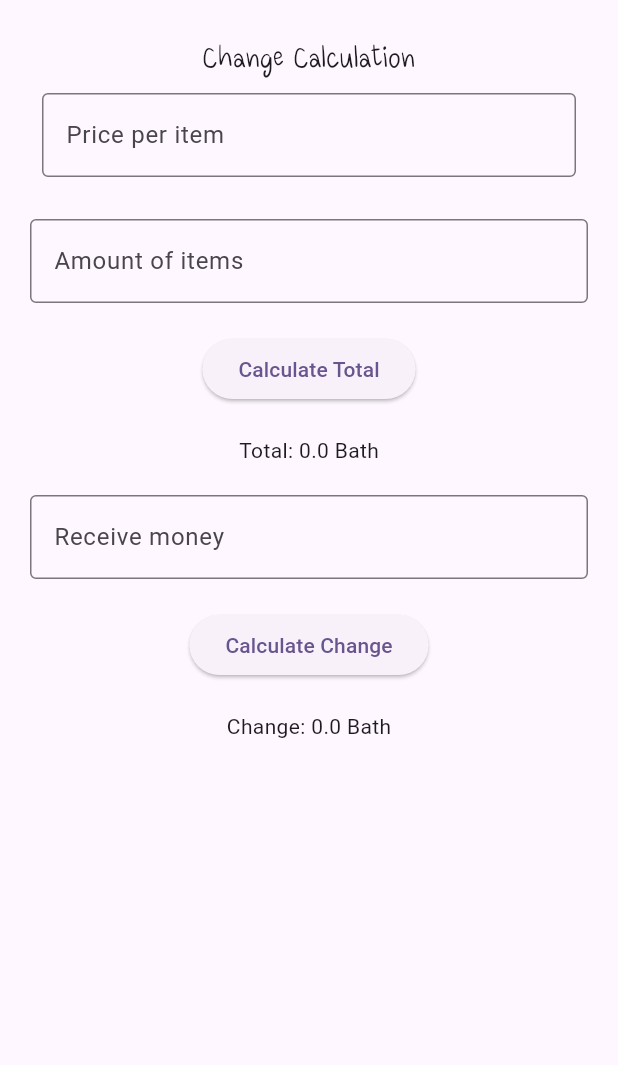
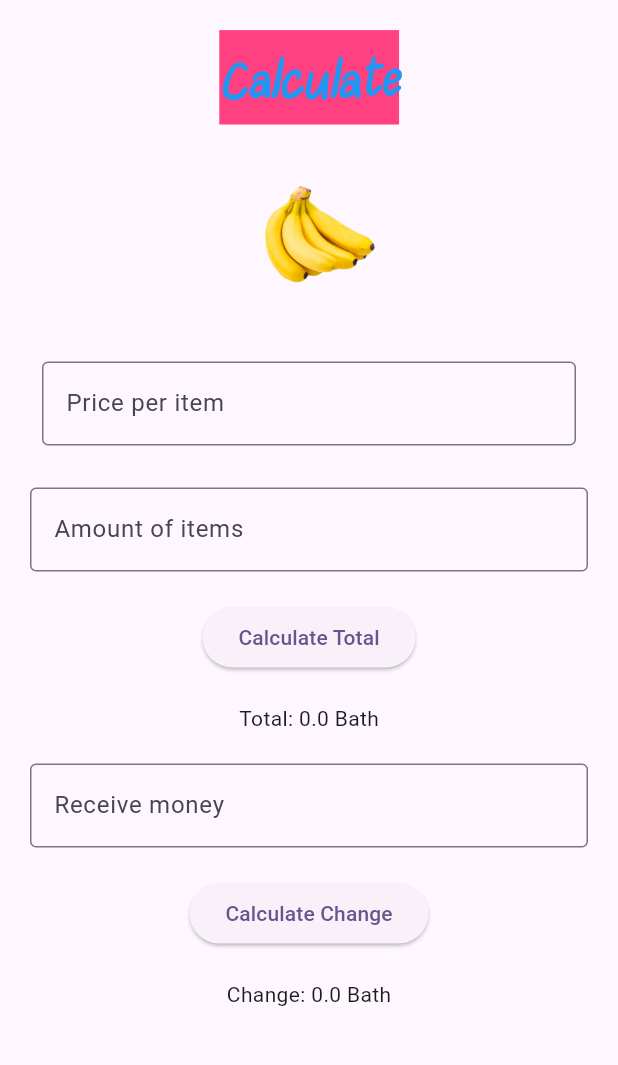
Before and after one commit to waritph/SE464-firstapp, a Flutter app: the screen it shows after launch, on a phone screen of 412 x 824 dp, the part 84-1149 px from its top. Run offline on Flutter 3.47's test engine with Material 3 defaults, Android fonts, the phone set to English and light mode, and no system bars.

Commit message:
add picture

```diff
--- a/lib/main.dart
+++ b/lib/main.dart
@@ -79,7 +79,8 @@ class _MyHomePageState extends State<MyHomePage> {
         padding: const EdgeInsets.all(20.0),
         child: Column(
           children: [
-            Text("Change Calculation", style: TextStyle(fontSize: 24, fontFamily: 'maaja')),
+            Text("Calculate", style: TextStyle(fontSize: 44, fontFamily: 'maaja', fontStyle: FontStyle.italic, color: Colors.blue, fontWeight: FontWeight.bold, backgroundColor: Colors.pinkAccent)),
+            Image.asset("assets/banana.png", width: 150, height: 150),
             _priceTextField(),
             const SizedBox(height: 20),
             _amountTextField(),
--- a/pubspec.yaml
+++ b/pubspec.yaml
@@ -78,6 +78,9 @@ flutter:
       fonts:
         - asset: fonts/maaja.ttf
           style: italic
+
+  assets:
+    - assets/banana.png
   #   - family: Trajan Pro
   #     fonts:
   #       - asset: fonts/TrajanPro.ttf
```
Also changed, not shown: assets/banana.png (added), assets/cat.jpeg (added), assets/dog.jpg (added).
